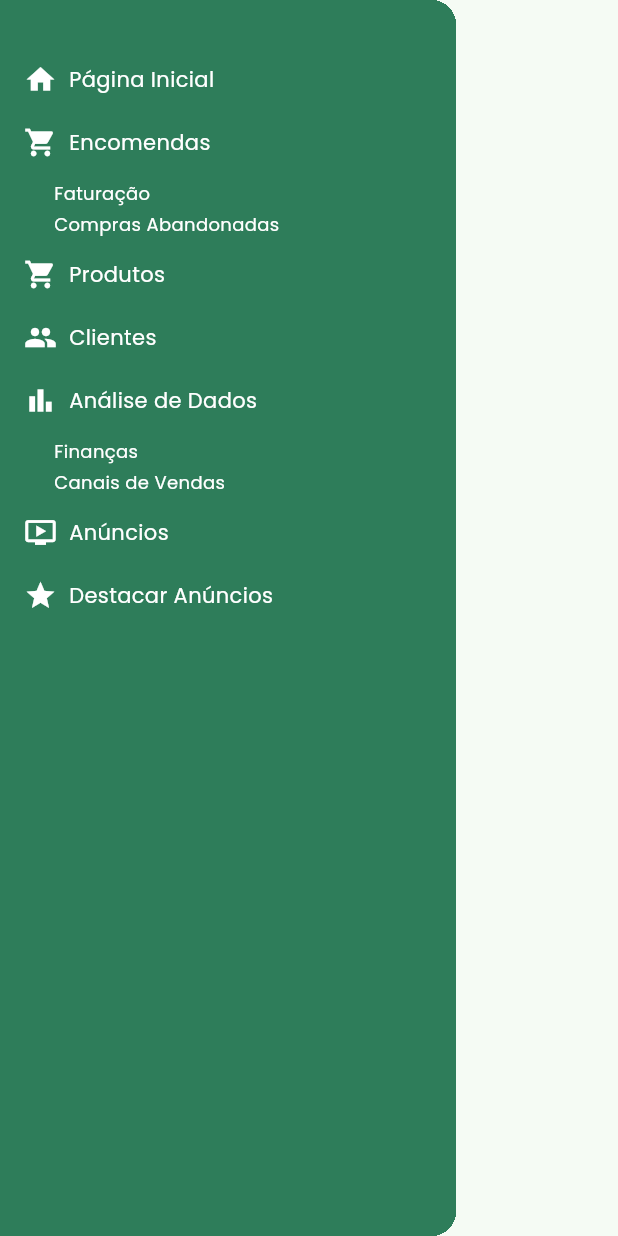
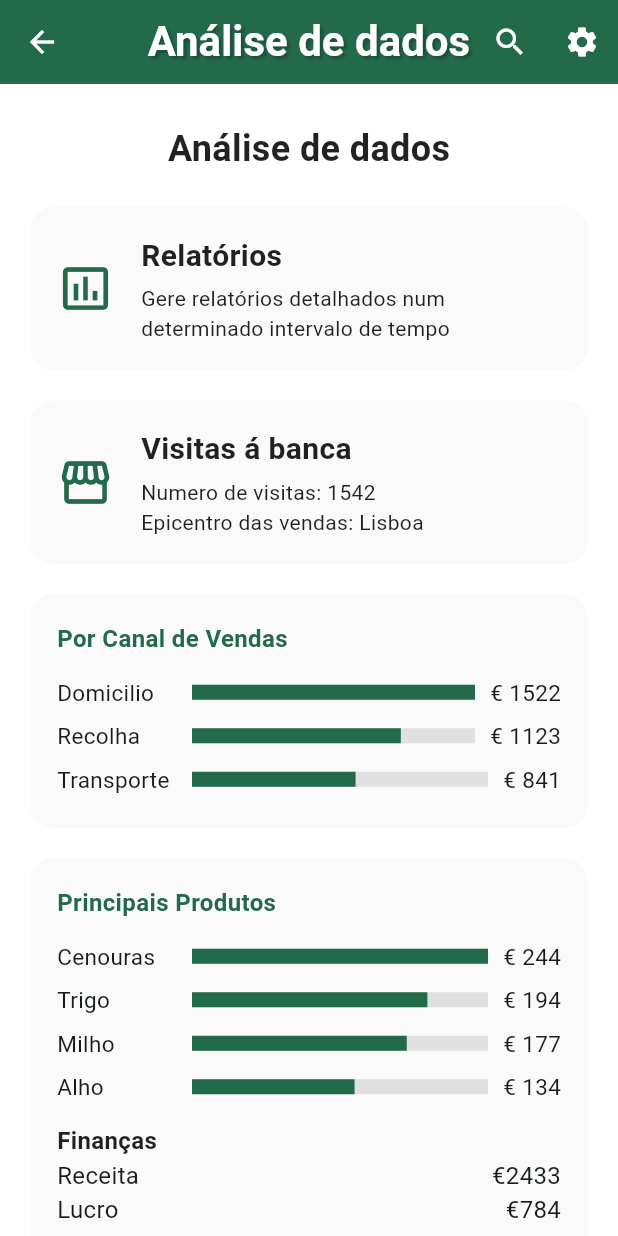
Before and after one commit to Piintoziz/Computa-o_M-vel, a Flutter app: the _GestaoDrawer widget shown alone on an empty page, opened directly, after a tap on "Análise de Dados", on a phone screen of 412 x 824 dp. Run offline on Flutter 3.47's test engine with Material 3 defaults, Android fonts, the light colour scheme and no system bars; our stand-ins replace dio, firebase_auth, firebase_core, firebase_database, google_fonts, google_sign_in and 1 more; accounts and stored records are empty; network calls fail.

Commit message:
Analise Dados wizzard-page

```diff
--- /dev/null
+++ b/flutter_application_1/lib/pages/analise_dados_page.dart
@@ -0,0 +1,234 @@
+import 'package:flutter/material.dart';
+
+class AnaliseDadosPage extends StatelessWidget {
+  // Hardcoded data (to be replaced by DB later)
+  final int visitas = 1542;
+  final String epicentro = 'Lisboa';
+  final Map<String, int> canalVendas = {
+    'Domicilio': 1522,
+    'Recolha': 1123,
+    'Transporte': 841,
+  };
+  final Map<String, int> principaisProdutos = {
+    'Cenouras': 244,
+    'Trigo': 194,
+    'Milho': 177,
+    'Alho': 134,
+  };
+  final int receita = 2433;
+  final int lucro = 784;
+
+  AnaliseDadosPage({Key? key}) : super(key: key);
+
+  @override
+  Widget build(BuildContext context) {
+    final primaryColor = Theme.of(context).primaryColor;
+    return Scaffold(
+      backgroundColor: Colors.white,
+      appBar: AppBar(
+        backgroundColor: primaryColor,
+        elevation: 0,
+        leading: IconButton(
+          icon: const Icon(Icons.arrow_back, color: Colors.white),
+          onPressed: () => Navigator.pop(context),
+        ),
+        centerTitle: true,
+        title: Text(
+          'Análise de dados',
+          style: TextStyle(
+            fontSize: 28,
+            fontWeight: FontWeight.bold,
+            color: Colors.white,
+            shadows: const [
+              Shadow(
+                offset: Offset(2, 2),
+                blurRadius: 2,
+                color: Colors.black26,
+              ),
+            ],
+          ),
+        ),
+        actions: [
+          IconButton(
+            icon: const Icon(Icons.search, color: Colors.white),
+            onPressed: () {},
+          ),
+          IconButton(
+            icon: const Icon(Icons.settings, color: Colors.white),
+            onPressed: () {},
+          ),
+        ],
+      ),
+      body: SingleChildScrollView(
+        child: Padding(
+          padding: const EdgeInsets.symmetric(horizontal: 16, vertical: 18),
+          child: Column(
+            crossAxisAlignment: CrossAxisAlignment.center,
+            children: [
+              const SizedBox(height: 8),
+              Text(
+                'Análise de dados',
+                style: TextStyle(
+                  fontSize: 24,
+                  fontWeight: FontWeight.bold,
+                  color: Colors.black87,
+                ),
+              ),
+              const SizedBox(height: 18),
+              // Relatórios Card
+              Card(
+                shape: RoundedRectangleBorder(borderRadius: BorderRadius.circular(16)),
+                elevation: 0,
+                color: Colors.grey[50],
+                child: Padding(
+                  padding: const EdgeInsets.all(18.0),
+                  child: Row(
+                    children: [
+                      Icon(Icons.insert_chart_outlined, size: 38, color: primaryColor),
+                      const SizedBox(width: 18),
+                      Expanded(
+                        child: Column(
+                          crossAxisAlignment: CrossAxisAlignment.start,
+                          children: [
+                            Text('Relatórios', style: TextStyle(fontSize: 20, fontWeight: FontWeight.bold, color: Colors.black87)),
+                            const SizedBox(height: 4),
+                            Text('Gere relatórios detalhados num determinado intervalo de tempo',
+                              style: TextStyle(fontSize: 14, color: Colors.black87)),
+                          ],
+                        ),
+                      ),
+                    ],
+                  ),
+                ),
+              ),
+              const SizedBox(height: 12),
+              // Visitas à banca Card
+              Card(
+                shape: RoundedRectangleBorder(borderRadius: BorderRadius.circular(16)),
+                elevation: 0,
+                color: Colors.grey[50],
+                child: Padding(
+                  padding: const EdgeInsets.all(18.0),
+                  child: Row(
+                    children: [
+                      Icon(Icons.storefront, size: 38, color: primaryColor),
+                      const SizedBox(width: 18),
+                      Expanded(
+                        child: Column(
+                          crossAxisAlignment: CrossAxisAlignment.start,
+                          children: [
+                            Text('Visitas á banca', style: TextStyle(fontSize: 20, fontWeight: FontWeight.bold, color: Colors.black87)),
+                            const SizedBox(height: 4),
+                            Text('Numero de visitas: $visitas\nEpicentro das vendas: $epicentro',
+                              style: TextStyle(fontSize: 14, color: Colors.black87)),
+                          ],
+                        ),
+                      ),
+                    ],
+                  ),
+                ),
+              ),
+              const SizedBox(height: 12),
+              // Por Canal de Vendas Card
+              Card(
+                shape: RoundedRectangleBorder(borderRadius: BorderRadius.circular(16)),
+                elevation: 0,
+                color: Colors.grey[50],
+                child: Padding(
+                  padding: const EdgeInsets.all(18.0),
+                  child: Column(
+                    crossAxisAlignment: CrossAxisAlignment.start,
+                    children: [
+                      Text('Por Canal de Vendas', style: TextStyle(fontWeight: FontWeight.bold, fontSize: 16, color: primaryColor)),
+                      const SizedBox(height: 10),
+                      ...canalVendas.entries.map((entry) {
+                        double percent = entry.value / canalVendas.values.first;
+                        return Padding(
+                          padding: const EdgeInsets.symmetric(vertical: 4.0),
+                          child: Row(
+                            children: [
+                              SizedBox(width: 90, child: Text(entry.key, style: TextStyle(fontSize: 15))),
+                              Expanded(
+                                child: LinearProgressIndicator(
+                                  value: percent,
+                                  minHeight: 10,
+                                  backgroundColor: Colors.grey[300],
+                                  valueColor: AlwaysStoppedAnimation<Color>(primaryColor),
+                                ),
+                              ),
+                              const SizedBox(width: 10),
+                              Text('€ ${entry.value}', style: TextStyle(fontSize: 15)),
+                            ],
+                          ),
+                        );
+                      }).toList(),
+                    ],
+                  ),
+                ),
+              ),
+              const SizedBox(height: 12),
+              // Principais Produtos Card
+              Card(
+                shape: RoundedRectangleBorder(borderRadius: BorderRadius.circular(16)),
+                elevation: 0,
+                color: Colors.grey[50],
+                child: Padding(
+                  padding: const EdgeInsets.all(18.0),
+                  child: Column(
+                    crossAxisAlignment: CrossAxisAlignment.start,
+                    children: [
+                      Text('Principais Produtos', style: TextStyle(fontWeight: FontWeight.bold, fontSize: 16, color: primaryColor)),
+                      const SizedBox(height: 10),
+                      ...principaisProdutos.entries.map((entry) {
+                        double percent = entry.value / principaisProdutos.values.first;
+                        return Padding(
+                          padding: const EdgeInsets.symmetric(vertical: 4.0),
+                          child: Row(
+                            children: [
+                              SizedBox(width: 90, child: Text(entry.key, style: TextStyle(fontSize: 15))),
+                              Expanded(
+                                child: LinearProgressIndicator(
+                                  value: percent,
+                                  minHeight: 10,
+                                  backgroundColor: Colors.grey[300],
+                                  valueColor: AlwaysStoppedAnimation<Color>(primaryColor),
+                                ),
+                              ),
+                              const SizedBox(width: 10),
+                              Text('€ ${entry.value}', style: TextStyle(fontSize: 15)),
+                            ],
+                          ),
+                        );
+                      }).toList(),
+                      const SizedBox(height: 10),
+                      Text('Finanças', style: TextStyle(fontWeight: FontWeight.bold, fontSize: 16, color: Colors.black87)),
+                      Row(
+                        mainAxisAlignment: MainAxisAlignment.spaceBetween,
+                        children: [
+                          Column(
+                            crossAxisAlignment: CrossAxisAlignment.start,
+                            children: [
+                              Text('Receita', style: TextStyle(fontSize: 16)),
+                              Text('Lucro', style: TextStyle(fontSize: 16)),
+                            ],
+                          ),
+                          Column(
+                            crossAxisAlignment: CrossAxisAlignment.end,
+                            children: [
+                              Text('€$receita', style: TextStyle(fontSize: 16)),
+                              Text('€$lucro', style: TextStyle(fontSize: 16)),
+                            ],
+                          ),
+                        ],
+                      ),
+                    ],
+                  ),
+                ),
+              ),
+            ],
+          ),
+        ),
+      ),
+    );
+  }
+}
--- a/flutter_application_1/lib/pages/menu_gestao.dart
+++ b/flutter_application_1/lib/pages/menu_gestao.dart
@@ -1,4 +1,5 @@
 import 'package:flutter/material.dart';
+import 'package:flutter_application_1/pages/analise_dados_page.dart';
 import 'package:google_fonts/google_fonts.dart';
 
 class MenuGestao extends StatelessWidget {
@@ -286,7 +287,7 @@ class _GestaoDrawer extends StatelessWidget {
             _DrawerNavItem(
               label: 'Análise de Dados',
               icon: Icons.bar_chart,
-              onTap: () {/* Adicione a rota desejada */},
+              onTap: () => Navigator.push(context, MaterialPageRoute(builder: (context) => AnaliseDadosPage())),
               subItems: [
                 _DrawerSubItem(label: 'Finanças', onTap: () {/* Adicione a rota desejada */}),
                 _DrawerSubItem(label: 'Canais de Vendas', onTap: () {/* Adicione a rota desejada */}),
--- a/flutter_application_1/lib/routes/app_routes.dart
+++ b/flutter_application_1/lib/routes/app_routes.dart
@@ -12,6 +12,7 @@ import '../pages/menu_gestao.dart';
 import '../pages/menu_principal.dart';
 import '../pages/gestao_encomendas_emitir_fatura.dart';
 import '../pages/gestao_encomendas_compras_abandonadas.dart';
+import '../pages/analise_dados_page.dart';
 
 class AppRoutes {
   static const String welcome = '/welcome';
@@ -27,6 +28,7 @@ class AppRoutes {
   static const String menuPrincipal = '/menu-principal';
   static const String gestaoEncomendasEmitirFatura = '/gestao-encomendas-emitir-fatura';
   static const String gestaoEncomendasComprasAbandonadas = '/gestao-encomendas-compras-abandonadas';
+  static const String analiseDados = '/analise-dados';
 
   static Map<String, WidgetBuilder> getRoutes() {
     return {
@@ -47,6 +49,7 @@ class AppRoutes {
       menuPrincipal: (context) => const MainMenu(),
       gestaoEncomendasEmitirFatura: (context) => const GestaoEncomendasEmitirFaturaPage(),
       gestaoEncomendasComprasAbandonadas: (context) => const GestaoEncomendasComprasAbandonadasPage(),
+      analiseDados: (context) => AnaliseDadosPage(),
     };
   }
 
--- a/flutter_application_1/pubspec.yaml
+++ b/flutter_application_1/pubspec.yaml
@@ -18,7 +18,7 @@ dependencies:
   firebase_auth: ^5.5.4
   firebase_database: ^11.3.7
 
-  google_sign_in: ^6.3.0
+  google_sign_in: 6.2.2
 
 dev_dependencies:
   flutter_test:
```
Also changed, not shown: flutter_application_1/pubspec.lock.
